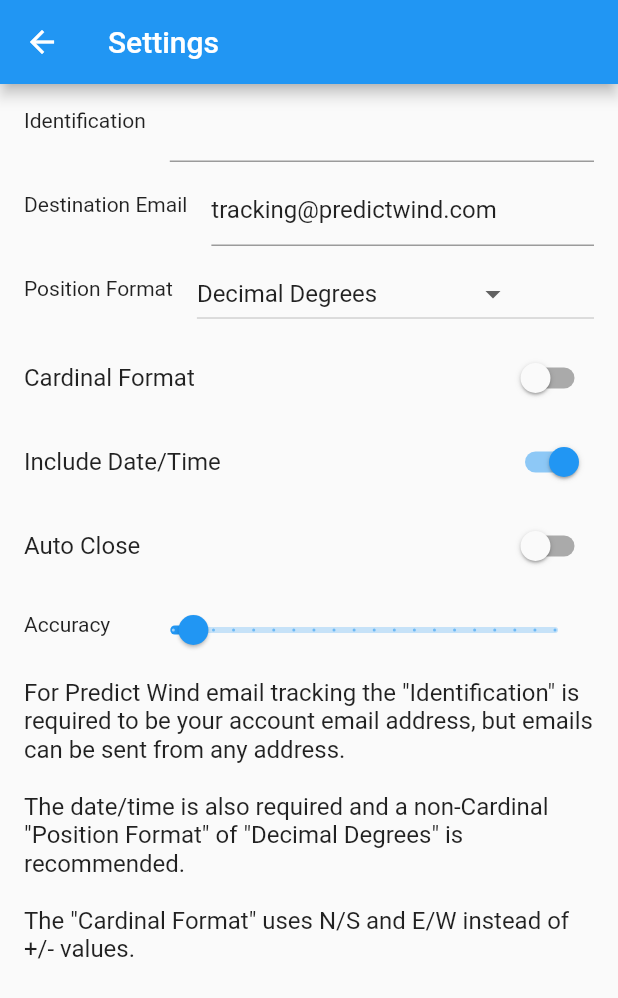
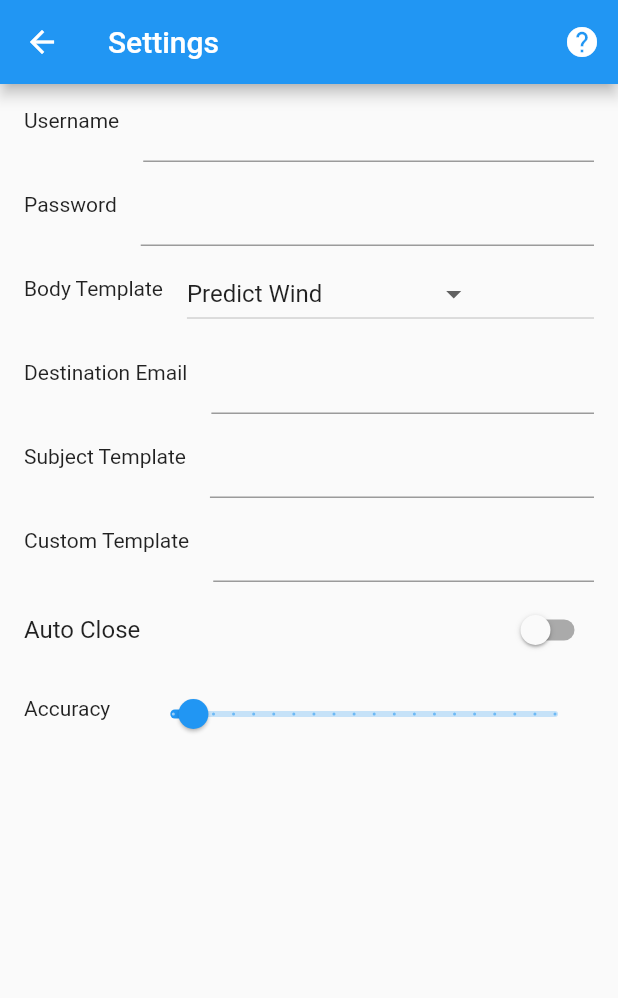
Before and after one commit to philseeley/pwemailtracker, a Flutter app: the screen it shows after launch, after a tap on the "settings" icon, on a phone screen of 412 x 824 dp. Shown: the top 998 px of the screen. Run offline on Flutter 3.47's test engine with Material 2 defaults, Android fonts, the light colour scheme and no system bars; our stand-ins replace fluttertoast, location, share; missing offline and left inert: flutter_email_sender, format, latlong_formatter, markdown_widget.

Commit message:
Updates for templating.

```diff
--- a/lib/main.dart
+++ b/lib/main.dart
@@ -1,13 +1,13 @@
 import 'dart:io';
 
 import 'package:flutter/services.dart';
-import 'package:intl/intl.dart';
 import 'package:format/format.dart';
 import 'package:flutter/material.dart';
 import 'package:flutter_email_sender/flutter_email_sender.dart';
 import 'package:share/share.dart';
 import 'package:location/location.dart';
 import 'package:fluttertoast/fluttertoast.dart';
+import 'package:latlong_formatter/latlong_formatter.dart';
 import 'settings.dart';
 import 'settings_page.dart';
 
@@ -19,7 +19,7 @@ class PWEmailTracker extends StatelessWidget {
   @override
   Widget build(BuildContext context) {
     return MaterialApp(
-      title: 'Predict Wind Email Tracker',
+      title: 'Email Tracker',
       home: _Main(),
       debugShowCheckedModeBanner: false
     );
@@ -33,12 +33,12 @@ class _Main extends StatefulWidget {
 
 class _MainState extends State<_Main> with WidgetsBindingObserver {
 
-  Settings? settings;
+  late Settings settings;
 
   Location location = Location();
   LocationData? locationData;
-
-  double progressValue = 0.0;
+  late LatLongFormatter bodyFormatter;
+  late LatLongFormatter subjectFormatter;
 
   String body = '';
 
@@ -47,13 +47,15 @@ class _MainState extends State<_Main> with WidgetsBindingObserver {
   }
 
   init() async {
-    settings ??= await Settings.load();
+    settings = await Settings.load();
 
     if(await location.serviceEnabled()) {
       location.onLocationChanged.listen(getLocation);
     } else {
       Fluttertoast.showToast(msg: "Location is disabled", toastLength: Toast.LENGTH_LONG);
     }
+
+    setFormatters();
   }
 
   @override
@@ -75,7 +77,7 @@ class _MainState extends State<_Main> with WidgetsBindingObserver {
       case AppLifecycleState.paused:
       case AppLifecycleState.inactive:
       case AppLifecycleState.detached:
-        settings?.save();
+        settings.save();
 
         setState(() {
           locationData = null;
@@ -91,10 +93,10 @@ class _MainState extends State<_Main> with WidgetsBindingObserver {
   Widget build(BuildContext context) {
     List<Widget> list = [];
 
-    if (locationData != null && ((locationData?.accuracy?.round())! <= (settings?.accuracy.round())!)) {
+    if (locationData != null && ((locationData?.accuracy?.round())! <= (settings.accuracy.round()))) {
       body = getBody();
 
-      if(settings!.firstUse) {
+      if(settings.firstUse) {
         list.add(ListTile(leading: const Text("Please review Settings before first use"), title: IconButton(onPressed: () => showSettingsPage(), icon: const Icon(Icons.settings))));
       }
 
@@ -105,12 +107,12 @@ class _MainState extends State<_Main> with WidgetsBindingObserver {
         IconButton(onPressed: share, icon: const Icon(Icons.share), iconSize: 64.0)
       ]));
     } else {
-      list.add(ListTile(title: Text(format("Waiting for accurate Location{}", (locationData != null) ? " - ${locationData?.accuracy?.round()}m" : ""))));
+      list.add(ListTile(title: Text(format("Waiting for accurate Location{}", (locationData != null) ? ": ${locationData?.accuracy?.round()}m" : ""))));
       body = '';
     }
 
     return Scaffold(
-      appBar: AppBar(title: const Text("Predict Wind Email Tracker"), actions: [IconButton(onPressed: () {showSettingsPage();}, icon:const Icon(Icons.settings))]),
+      appBar: AppBar(title: const Text("Email Tracker"), actions: [IconButton(onPressed: () {showSettingsPage();}, icon:const Icon(Icons.settings))]),
       body: Column(children: list)
     );
   }
@@ -119,75 +121,35 @@ class _MainState extends State<_Main> with WidgetsBindingObserver {
 
     await Navigator.push(
         context, MaterialPageRoute(builder: (context) {
-        return SettingsPage(settings!);
+        return SettingsPage(settings);
       }));
 
     setState(() {
-      settings?.firstUse = false;
+      try {
+        setFormatters();
+      } catch (e) {
+        showError(context, e.toString());
+      }
+      settings.firstUse = false;
     });
   }
 
+  setFormatters() {
+    bodyFormatter = LatLongFormatter(settings.template.template.isNotEmpty ? settings.template.template : settings.customTemplate);
+    subjectFormatter = LatLongFormatter(settings.template.subject??settings.subject);
+  }
   String getBody() {
-    DateTime now = DateTime.now();
-    String dt = DateFormat('yyyy-MM-dd HH:mm').format(now);
-
-    String northSouth = locationData!.latitude! < 0 ? 'S' : 'N';
-    String westEast = locationData!.longitude! < 0 ? 'W' : 'E';
-
-    String coords = '${locationData?.latitude!.toStringAsFixed(5)} ${locationData?.longitude!.toStringAsFixed(5)}';
-
-    if(settings!.cardinalFormat) {
-      coords = '${locationData?.latitude!.abs().toStringAsFixed(5)} $northSouth ${locationData?.longitude!.abs().toStringAsFixed(5)} $westEast';
-    }
-
-    if (settings?.coordFormat != CoordFormat.decimalDegrees) {
-      int latDegrees = locationData!.latitude!.toInt();
-      double latMinutes = 60 * locationData!.latitude!.remainder(latDegrees).abs();
-
-      int lonDegrees = locationData!.longitude!.toInt();
-      double lonMinutes = 60 * locationData!.longitude!.remainder(lonDegrees).abs();
-
-      coords = '$latDegrees ${latMinutes.toStringAsFixed(3)} $lonDegrees ${lonMinutes.toStringAsFixed(3)}';
-
-      if (settings!.cardinalFormat) {
-        coords = '${latDegrees.abs()} ${latMinutes.toStringAsFixed(3)} $northSouth ${lonDegrees.abs()} ${lonMinutes.toStringAsFixed(3)} $westEast';
-      }
-
-      if (settings?.coordFormat == CoordFormat.degreesMinutesSeconds) {
-        double latSeconds = 60 * latMinutes.remainder(latMinutes.toInt());
-        double lonSeconds = 60 * lonMinutes.remainder(lonMinutes.toInt());
-
-        coords = '$latDegrees ${latMinutes.toInt()} ${latSeconds.toStringAsFixed(2)} $lonDegrees ${lonMinutes.toInt()} ${lonSeconds.toStringAsFixed(2)}';
-
-        if (settings!.cardinalFormat) {
-          coords = '${latDegrees.abs()} ${latMinutes.toInt()} ${latSeconds.toStringAsFixed(2)} $northSouth ${lonDegrees.abs()} ${lonMinutes.toInt()} ${lonSeconds.toStringAsFixed(2)} $westEast';
-        }
-      }
-    }
-
-    String body = '';
-    if(settings?.ident != null) {
-      body += '${settings?.ident} ';
-    }
-    body += coords;
-
-    if(settings!.includeDateTime) {
-      body += ' $dt${format('{:+03d}{:02d}', now.timeZoneOffset.inHours, now.timeZoneOffset.inMinutes%60)}';
-    }
-
-    return body;
+    return bodyFormatter.format(LatLong(locationData!.latitude!, locationData!.longitude!), username: settings.username, password: settings.password);
   }
 
   void sendEmail() async {
-
-    List<String> recipients = [];
-    if(settings!.destinationEmail.isNotEmpty) {
-      recipients.add(settings!.destinationEmail);
-    }
+    List<String> recipients = [
+      settings.template.destinationEmail??settings.customDestinationEmail
+    ];
 
     final Email email = Email(
       body: body,
-      subject: '',
+      subject: subjectFormatter.format(LatLong(locationData!.latitude!, locationData!.longitude!), username: settings.username, password: settings.password),
       recipients: recipients,
       isHTML: false,
     );
@@ -204,7 +166,7 @@ class _MainState extends State<_Main> with WidgetsBindingObserver {
     }
 
     // The iOS guidelines prohibit the auto-closing of apps.
-    if (!Platform.isIOS && settings!.autoClose) {
+    if (!Platform.isIOS && settings.autoClose) {
       SystemNavigator.pop();
     }
   }
@@ -213,7 +175,7 @@ class _MainState extends State<_Main> with WidgetsBindingObserver {
     await Share.share(body);
 
     // The iOS guidelines prohibit the auto-closing of apps.
-    if (!Platform.isIOS && settings!.autoClose) {
+    if (!Platform.isIOS && settings.autoClose) {
       SystemNavigator.pop();
     }
   }
--- a/lib/settings.dart
+++ b/lib/settings.dart
@@ -5,38 +5,46 @@ import 'package:json_annotation/json_annotation.dart';
 
 part 'settings.g.dart';
 
-enum CoordFormat {
-  decimalDegrees('Decimal Degrees'),
-  decimalMinutes('Decimal Minutes'),
-  degreesMinutesSeconds('Degrees Minutes Seconds');
+enum Templates {
+  predictWind('Predict Wind', '{user} {lat-d.ddddd} {lon-d.ddddd} {localyyyy-MM-dd HH:mm}{tz}', 'tracking@predictwind.com', ''),
+  noForeignLand('No Foreign Land', 'LAT|{latd|m.mmm|c}\nLON|{lond|m.mmm|c}', 'tracking@noforeignland.com', ''),
+  noForeignLandBlog('No Foreign Land + Blog', 'LAT|{latd|m.mmm|c}\nLON|{lond|m.mmm|c}\n\nBlog here\n----', 'tracking@noforeignland.com', ''),
+  desCason('Des Cason', 'Hi Des,\n\nOn {utcyyyy-MM-dd} at {utcHH:mm} UTC, {pass} is at:\n\n{latd m.mmm c}, {lond m.mmm c}\n\nKind Regards\n{user}', null, 'Position of {user} on {pass}'),
+  custom('Custom', '', null, null);
 
   final String name;
+  final String template;
+  final String? destinationEmail;
+  final String? subject;
 
-  const CoordFormat(this.name);
+  const Templates(this.name, this.template, this.destinationEmail, this.subject);
 }
 
 @JsonSerializable()
 class Settings {
   bool firstUse;
-  String? ident;
-  String destinationEmail;
-  CoordFormat coordFormat;
-  bool cardinalFormat;
+  Templates template;
   double accuracy;
   bool autoClose;
-  bool includeDateTime;
+  String username;
+  String password;
+  String customDestinationEmail;
+  String subject;
+  String customTemplate;
 
   static File? _store;
 
   Settings({
     this.firstUse = true,
-    this.ident,
-    this.destinationEmail = 'tracking@predictwind.com',
-    this.coordFormat = CoordFormat.decimalDegrees,
-    this.cardinalFormat = false,
+    this.template = Templates.predictWind,
     this.accuracy = 10.0,
     this.autoClose = false,
-    this.includeDateTime = true});
+    this.username = '',
+    this.password = '',
+    this.customDestinationEmail = '',
+    this.subject = '',
+    this.customTemplate = ''
+  });
 
   factory Settings.fromJson(Map<String, dynamic> json) =>
     _$SettingsFromJson(json);
--- a/lib/settings_page.dart
+++ b/lib/settings_page.dart
@@ -2,6 +2,7 @@ import 'dart:io';
 
 import 'package:flutter/material.dart';
 import 'settings.dart';
+import 'help_page.dart';
 
 class SettingsPage extends StatefulWidget {
   final Settings settings;
@@ -18,53 +19,58 @@ class _SettingsState extends State<SettingsPage> {
   Widget build(BuildContext context) {
     Settings settings = widget.settings;
 
-    List<DropdownMenuItem<CoordFormat>> formatItems = [];
+    List<DropdownMenuItem<Templates>> formatItems = [];
 
-    formatItems.add(DropdownMenuItem(child: Text(CoordFormat.decimalDegrees.name), value: CoordFormat.decimalDegrees));
-    formatItems.add(DropdownMenuItem(child: Text(CoordFormat.decimalMinutes.name), value: CoordFormat.decimalMinutes));
-    formatItems.add(DropdownMenuItem(child: Text(CoordFormat.degreesMinutesSeconds.name), value: CoordFormat.degreesMinutesSeconds));
+    for (var t in Templates.values) {
+      formatItems.add(DropdownMenuItem(child: Text(t.name), value: t));
+    }
 
     List<Widget> list = [
       ListTile(
-          leading: const Text("Identification"),
+          leading: const Text("Username"),
           title: TextFormField(
-              initialValue: settings.ident,
-              onChanged: (value) => settings.ident = value.isNotEmpty ? value.trim() : null
+              initialValue: settings.username,
+              onChanged: (value) => settings.username = value.trim()
           )
+      ),
+      ListTile(
+          leading: const Text("Password"),
+          title: TextFormField(
+              initialValue: settings.password,
+              onChanged: (value) => settings.password = value.trim()
+          )
+      ),
+      ListTile(
+          leading: const Text("Body Template"),
+          title: DropdownButton(items: formatItems,
+              value: settings.template,
+              onChanged: (Templates? value) {
+                setState(() {
+                  settings.template = value!;
+                });
+              })
       ),
       ListTile(
           leading: const Text("Destination Email"),
           title: TextFormField(
-              initialValue: settings.destinationEmail,
-              onChanged: (value) => settings.destinationEmail = value.trim()
+              initialValue: settings.customDestinationEmail,
+              onChanged: (value) => settings.customDestinationEmail = value.trim()
           )
       ),
       ListTile(
-          leading: const Text("Position Format"),
-          title: DropdownButton(items: formatItems,
-                                value: settings.coordFormat,
-                                onChanged: (CoordFormat? value) {
-                                  setState(() {
-                                    settings.coordFormat = value!;
-                                  });
-                                })
+          leading: const Text("Subject Template"),
+          title: TextFormField(
+              initialValue: settings.subject,
+              onChanged: (value) => settings.subject = value.trim()
+          )
       ),
-      SwitchListTile(title: const Text("Cardinal Format"),
-          value: settings.cardinalFormat,
-          onChanged: (bool value) {
-            setState(() {
-              settings.cardinalFormat = value;
-            });
-          }
+      ListTile(
+          leading: const Text("Custom Template"),
+          title: TextFormField(
+              initialValue: settings.customTemplate,
+              onChanged: (value) => settings.customTemplate = value
+          )
       ),
-      SwitchListTile(title: const Text("Include Date/Time"),
-          value: settings.includeDateTime,
-          onChanged: (bool value) {
-            setState(() {
-              settings.includeDateTime = value;
-            });
-          }
-      )
     ];
 
     // The iOS guidelines prohibit the auto-closing of apps.
@@ -95,24 +101,21 @@ class _SettingsState extends State<SettingsPage> {
           }),
       ));
 
-    list.add(
-      // ListTile(leading: const Text('Instructions'),
-      //   title: Text('For Predict Wind email tracking the "Auth Email" is required '
-      //       'to be your account address, but emails can be sent from any email address. '''
-      //       'The date/time is also required and a "Position Format" of '
-      //       '"${CoordFormat.decimalDegrees.name}" is recommended.'
-      //       'The "Cardinal Format" uses N/S and E/W instead of +/- values.'))
-        ListTile(title: Text(
-'''For Predict Wind email tracking the "Identification" is required to be your account email address, but emails can be sent from any address.
+    return Scaffold(
+      appBar: AppBar(
+        title: const Text("Settings"),
+        actions: [
+          IconButton(onPressed: () {showHelpPage();}, icon:const Icon(Icons.help))
+        ],
+      ),
+      body: ListView(children: list)
+    );
+  }
 
-The date/time is also required and a non-Cardinal "Position Format" of "${CoordFormat.decimalDegrees.name}" is recommended.
-
-The "Cardinal Format" uses N/S and E/W instead of +/- values.'''))
-    );
-
-    return(Scaffold(
-      appBar: AppBar(title: const Text("Settings")),
-      body: ListView(children: list)
-    ));
+  showHelpPage () async {
+    await Navigator.push(
+        context, MaterialPageRoute(builder: (context) {
+      return HelpPage();
+    }));
   }
 }
```
Also changed, not shown: lib/help_page.dart (added, +82 -0 lines), pubspec.yaml (+5 -6 lines), lib/settings.g.dart, pubspec.lock, 4 other files.
